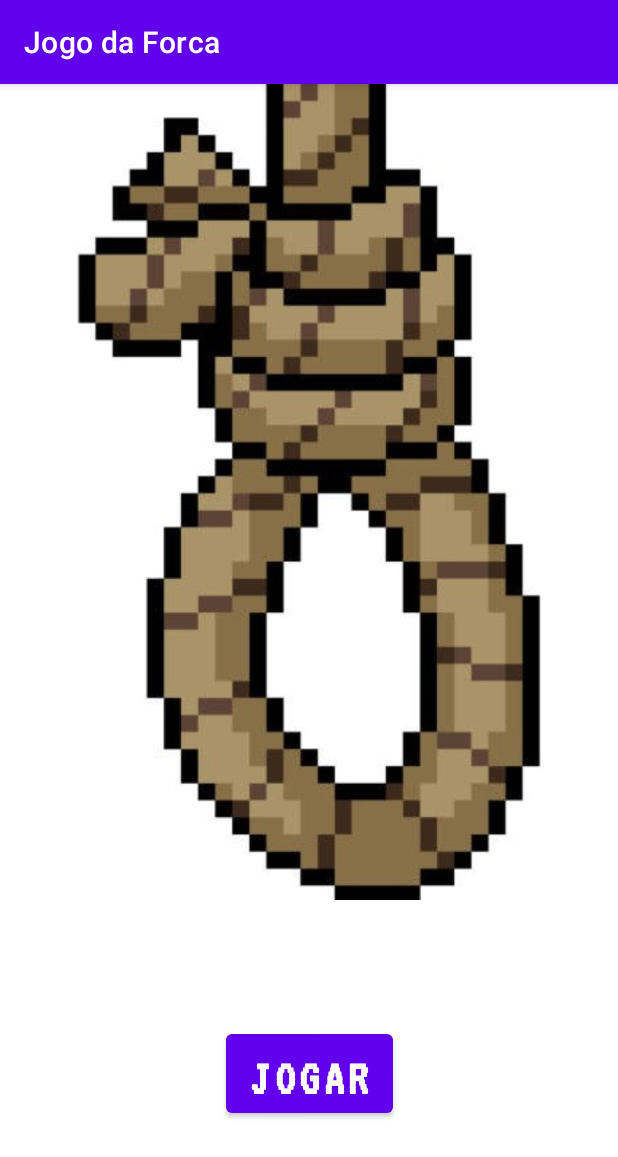
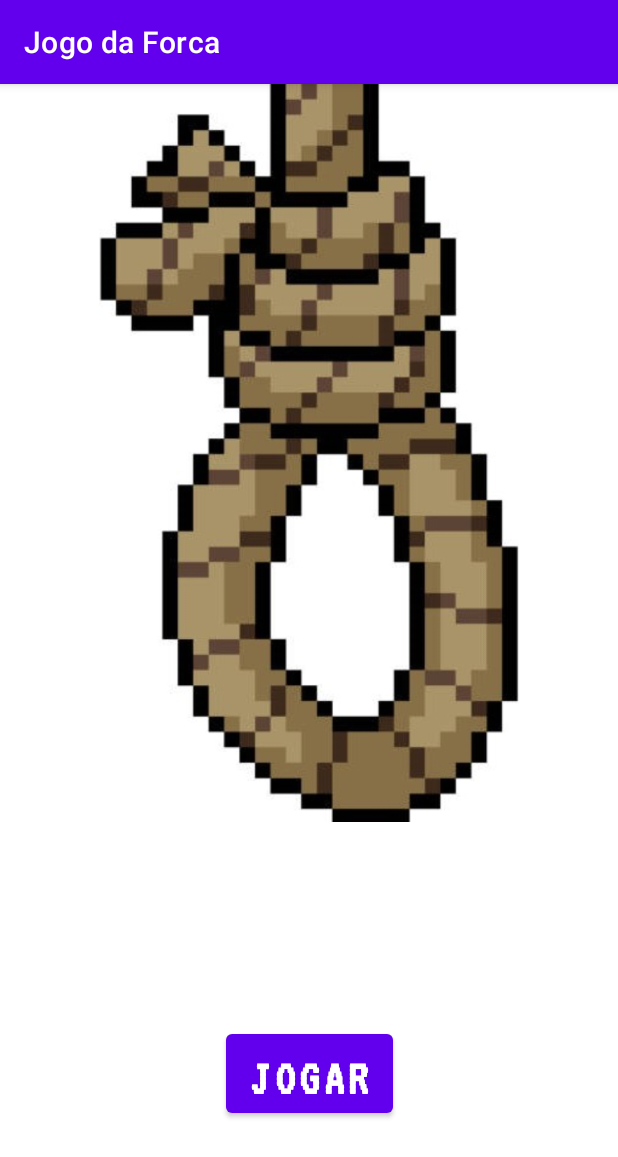
Before and after one commit to lAlissial/JogoForca05Kotlin, an Android app: the screen it shows after launch (HomeInitialActivity), on a phone screen of 412 x 824 dp. Shown: the top 1157 px of the screen. Run offline under Robolectric (Android 15) with nearby library versions, the phone set to English and light mode, and no system bars.

Commit message:
fix: posicao no

```diff
--- a/app/src/main/res/layout/activity_home_initial2.xml
+++ b/app/src/main/res/layout/activity_home_initial2.xml
@@ -10,8 +10,8 @@
 
     <ImageView
         android:id="@+id/ivHangmansNoose"
-        android:layout_width="365dp"
-        android:layout_height="544dp"
+        android:layout_width="340dp"
+        android:layout_height="492dp"
         app:layout_constraintBottom_toBottomOf="parent"
         app:layout_constraintEnd_toEndOf="parent"
         app:layout_constraintStart_toStartOf="parent"
```
